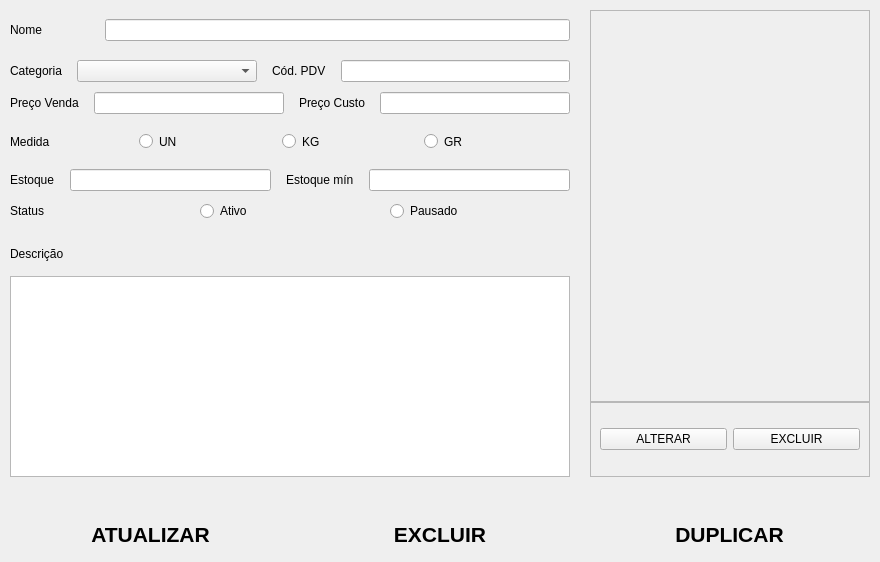
This is desktop/windows/form_products/data_produto.ui in hnmcano/unique as Qt 5 draws it before an edit. The edited form follows.
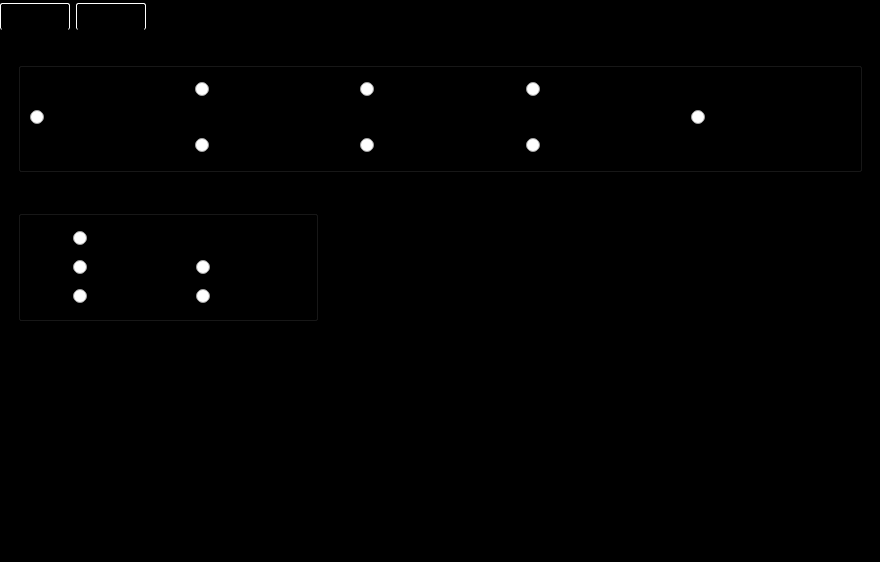
This is the edited form.

Patch:
```diff
--- a/desktop/windows/form_products/data_produto.ui
+++ b/desktop/windows/form_products/data_produto.ui
@@ -26,13 +26,27 @@
    <string>PRODUTOS</string>
   </property>
   <property name="styleSheet">
-   <string notr="true"/>
+   <string notr="true">#centralwidget{
+	background-color: black;
+}
+#dados{
+	background-color: black;
+}
+
+#dias_tamanhos{
+	
+	background-color: black;
+	
+}</string>
   </property>
   <widget class="QWidget" name="centralwidget">
    <property name="styleSheet">
     <string notr="true"/>
    </property>
-   <layout class="QGridLayout" name="gridLayout">
+   <layout class="QVBoxLayout" name="verticalLayout_2">
+    <property name="spacing">
+     <number>0</number>
+    </property>
     <property name="leftMargin">
      <number>0</number>
     </property>
@@ -45,139 +59,124 @@
     <property name="bottomMargin">
      <number>0</number>
     </property>
+    <item>
+     <widget class="QWidget" name="widget_3" native="true">
+      <property name="minimumSize">
+       <size>
+        <width>0</width>
+        <height>30</height>
+       </size>
+      </property>
+      <property name="maximumSize">
+       <size>
+        <width>16777215</width>
+        <height>25</height>
+       </size>
+      </property>
+      <property name="styleSheet">
+       <string notr="true">QPushButton{
+	background-color: black;
+	border-bottom: transparent;
+	border-left: 1px solid white;
+	border-right: 1px solid white;
+	border-top: 1px solid white;
+	padding: 5px;
+	border-radius: 2px;
+}
+
+QPushButton:hover{
+	border-left: 1px solid blue;
+	border-right: 1px solid blue;
+	border-top: 1px solid blue;
+}
+
+QPushButton:clicked{
+	border-left: 1px solid blue;
+	border-right: 1px solid blue;
+	border-top: 1px solid blue;
+}
+</string>
+      </property>
+      <layout class="QHBoxLayout" name="horizontalLayout_11">
     <property name="spacing">
+        <number>6</number>
+       </property>
+       <property name="leftMargin">
      <number>0</number>
     </property>
-    <item row="3" column="1">
-     <widget class="QWidget" name="widget_4" native="true">
+       <property name="topMargin">
+        <number>0</number>
+       </property>
+       <property name="rightMargin">
+        <number>0</number>
+       </property>
+       <property name="bottomMargin">
+        <number>0</number>
+       </property>
+       <item>
+        <widget class="QPushButton" name="btn_dados">
+         <property name="sizePolicy">
+          <sizepolicy hsizetype="Minimum" vsizetype="Expanding">
+           <horstretch>0</horstretch>
+           <verstretch>0</verstretch>
+          </sizepolicy>
+         </property>
       <property name="minimumSize">
        <size>
-        <width>300</width>
+           <width>70</width>
         <height>0</height>
        </size>
       </property>
-      <property name="styleSheet">
-       <string notr="true"/>
-      </property>
-      <layout class="QGridLayout" name="gridLayout_3">
-       <property name="leftMargin">
-        <number>10</number>
-       </property>
-       <property name="topMargin">
-        <number>10</number>
-       </property>
-       <property name="rightMargin">
-        <number>10</number>
-       </property>
-       <property name="bottomMargin">
-        <number>10</number>
-       </property>
-       <property name="horizontalSpacing">
-        <number>10</number>
-       </property>
-       <property name="verticalSpacing">
-        <number>0</number>
-       </property>
-       <item row="0" column="0" colspan="2">
-        <widget class="QFrame" name="frame_2">
+         <property name="maximumSize">
+          <size>
+           <width>70</width>
+           <height>27</height>
+          </size>
+         </property>
+         <property name="text">
+          <string>Dados</string>
+         </property>
+        </widget>
+       </item>
+       <item>
+        <widget class="QPushButton" name="btn_config">
          <property name="sizePolicy">
-          <sizepolicy hsizetype="Expanding" vsizetype="Preferred">
+          <sizepolicy hsizetype="Fixed" vsizetype="Expanding">
            <horstretch>0</horstretch>
            <verstretch>0</verstretch>
           </sizepolicy>
          </property>
-         <property name="styleSheet">
-          <string notr="true"/>
-         </property>
-         <property name="frameShape">
-          <enum>QFrame::Shape::StyledPanel</enum>
-         </property>
-         <property name="frameShadow">
-          <enum>QFrame::Shadow::Raised</enum>
-         </property>
-         <layout class="QHBoxLayout" name="horizontalLayout_2" stretch="0">
-          <property name="spacing">
-           <number>2</number>
-          </property>
-          <property name="leftMargin">
-           <number>2</number>
-          </property>
-          <property name="topMargin">
-           <number>2</number>
-          </property>
-          <property name="rightMargin">
-           <number>2</number>
-          </property>
-          <property name="bottomMargin">
-           <number>2</number>
-          </property>
-          <item>
-           <widget class="QLabel" name="image_label">
             <property name="minimumSize">
              <size>
-              <width>274</width>
-              <height>378</height>
-             </size>
-            </property>
-            <property name="maximumSize">
-             <size>
-              <width>310</width>
-              <height>378</height>
-             </size>
-            </property>
-            <property name="styleSheet">
-             <string notr="true"/>
-            </property>
-            <property name="text">
-             <string/>
-            </property>
-            <property name="alignment">
-             <set>Qt::AlignmentFlag::AlignCenter</set>
-            </property>
-           </widget>
-          </item>
-         </layout>
-        </widget>
-       </item>
-       <item row="1" column="0" colspan="2">
-        <widget class="QFrame" name="frame">
+           <width>70</width>
+           <height>25</height>
+          </size>
+         </property>
          <property name="maximumSize">
           <size>
            <width>16777215</width>
-           <height>75</height>
+           <height>27</height>
           </size>
          </property>
-         <property name="styleSheet">
-          <string notr="true"/>
-         </property>
-         <property name="frameShape">
-          <enum>QFrame::Shape::StyledPanel</enum>
-         </property>
-         <property name="frameShadow">
-          <enum>QFrame::Shadow::Raised</enum>
-         </property>
-         <layout class="QHBoxLayout" name="horizontalLayout">
-          <item>
-           <widget class="QPushButton" name="selecionar_imagem">
             <property name="text">
-             <string>ALTERAR</string>
+          <string>Config</string>
             </property>
            </widget>
           </item>
           <item>
-           <widget class="QPushButton" name="limp_img">
-            <property name="text">
-             <string>EXCLUIR</string>
-            </property>
-           </widget>
+        <widget class="QWidget" name="widget_5" native="true"/>
           </item>
          </layout>
         </widget>
        </item>
-      </layout>
-     </widget>
-    </item>
-    <item row="3" column="0">
+    <item>
+     <widget class="QStackedWidget" name="stackedWidget">
+      <property name="currentIndex">
+       <number>1</number>
+      </property>
+      <widget class="QWidget" name="dados">
+       <layout class="QHBoxLayout" name="horizontalLayout_12">
+        <item>
      <widget class="QWidget" name="widget_2" native="true">
       <property name="maximumSize">
        <size>
@@ -546,7 +545,301 @@
       </layout>
      </widget>
     </item>
-    <item row="4" column="0" colspan="2">
+        <item>
+         <widget class="QWidget" name="widget_4" native="true">
+          <property name="minimumSize">
+           <size>
+            <width>300</width>
+            <height>0</height>
+           </size>
+          </property>
+          <property name="styleSheet">
+           <string notr="true"/>
+          </property>
+          <layout class="QGridLayout" name="gridLayout_3">
+           <property name="leftMargin">
+            <number>10</number>
+           </property>
+           <property name="topMargin">
+            <number>10</number>
+           </property>
+           <property name="rightMargin">
+            <number>10</number>
+           </property>
+           <property name="bottomMargin">
+            <number>10</number>
+           </property>
+           <property name="horizontalSpacing">
+            <number>10</number>
+           </property>
+           <property name="verticalSpacing">
+            <number>0</number>
+           </property>
+           <item row="0" column="0" colspan="2">
+            <widget class="QFrame" name="frame_2">
+             <property name="sizePolicy">
+              <sizepolicy hsizetype="Expanding" vsizetype="Preferred">
+               <horstretch>0</horstretch>
+               <verstretch>0</verstretch>
+              </sizepolicy>
+             </property>
+             <property name="styleSheet">
+              <string notr="true"/>
+             </property>
+             <property name="frameShape">
+              <enum>QFrame::Shape::StyledPanel</enum>
+             </property>
+             <property name="frameShadow">
+              <enum>QFrame::Shadow::Raised</enum>
+             </property>
+             <layout class="QHBoxLayout" name="horizontalLayout_2" stretch="0">
+              <property name="spacing">
+               <number>2</number>
+              </property>
+              <property name="leftMargin">
+               <number>2</number>
+              </property>
+              <property name="topMargin">
+               <number>2</number>
+              </property>
+              <property name="rightMargin">
+               <number>2</number>
+              </property>
+              <property name="bottomMargin">
+               <number>2</number>
+              </property>
+              <item>
+               <widget class="QLabel" name="image_label">
+                <property name="minimumSize">
+                 <size>
+                  <width>274</width>
+                  <height>378</height>
+                 </size>
+                </property>
+                <property name="maximumSize">
+                 <size>
+                  <width>310</width>
+                  <height>378</height>
+                 </size>
+                </property>
+                <property name="styleSheet">
+                 <string notr="true"/>
+                </property>
+                <property name="text">
+                 <string/>
+                </property>
+                <property name="alignment">
+                 <set>Qt::AlignmentFlag::AlignCenter</set>
+                </property>
+               </widget>
+              </item>
+             </layout>
+            </widget>
+           </item>
+           <item row="1" column="0" colspan="2">
+            <widget class="QFrame" name="frame">
+             <property name="maximumSize">
+              <size>
+               <width>16777215</width>
+               <height>75</height>
+              </size>
+             </property>
+             <property name="styleSheet">
+              <string notr="true"/>
+             </property>
+             <property name="frameShape">
+              <enum>QFrame::Shape::StyledPanel</enum>
+             </property>
+             <property name="frameShadow">
+              <enum>QFrame::Shadow::Raised</enum>
+             </property>
+             <layout class="QHBoxLayout" name="horizontalLayout">
+              <item>
+               <widget class="QPushButton" name="selecionar_imagem">
+                <property name="text">
+                 <string>ALTERAR</string>
+                </property>
+               </widget>
+              </item>
+              <item>
+               <widget class="QPushButton" name="limp_img">
+                <property name="text">
+                 <string>EXCLUIR</string>
+                </property>
+               </widget>
+              </item>
+             </layout>
+            </widget>
+           </item>
+          </layout>
+         </widget>
+        </item>
+       </layout>
+      </widget>
+      <widget class="QWidget" name="configuracoes">
+       <layout class="QVBoxLayout" name="verticalLayout_3">
+        <item>
+         <widget class="QWidget" name="widget_6" native="true">
+          <layout class="QVBoxLayout" name="verticalLayout_4">
+           <item>
+            <widget class="QGroupBox" name="groupBox">
+             <property name="title">
+              <string>Dias de venda</string>
+             </property>
+             <layout class="QGridLayout" name="gridLayout">
+              <item row="0" column="0" rowspan="3">
+               <widget class="QRadioButton" name="radio_todos_dias">
+                <property name="text">
+                 <string>Todos os dias</string>
+                </property>
+               </widget>
+              </item>
+              <item row="0" column="2">
+               <widget class="QRadioButton" name="radio_quarta">
+                <property name="text">
+                 <string>Quarta-feira</string>
+                </property>
+               </widget>
+              </item>
+              <item row="0" column="1">
+               <widget class="QRadioButton" name="radio_segunda">
+                <property name="text">
+                 <string>Segunda-feira</string>
+                </property>
+               </widget>
+              </item>
+              <item row="0" column="5" colspan="2">
+               <widget class="QRadioButton" name="radio_sexta">
+                <property name="text">
+                 <string>Sexta-feira</string>
+                </property>
+               </widget>
+              </item>
+              <item row="2" column="5">
+               <widget class="QRadioButton" name="radio_sabado">
+                <property name="text">
+                 <string>Sabado</string>
+                </property>
+               </widget>
+              </item>
+              <item row="2" column="2">
+               <widget class="QRadioButton" name="radio_quinta">
+                <property name="text">
+                 <string>Quinta-feira</string>
+                </property>
+               </widget>
+              </item>
+              <item row="2" column="1">
+               <widget class="QRadioButton" name="radio_terca">
+                <property name="text">
+                 <string>Terca-feira</string>
+                </property>
+               </widget>
+              </item>
+              <item row="1" column="6">
+               <widget class="QRadioButton" name="radio_domingo">
+                <property name="text">
+                 <string>Domingo</string>
+                </property>
+               </widget>
+              </item>
+             </layout>
+            </widget>
+           </item>
+          </layout>
+         </widget>
+        </item>
+        <item>
+         <widget class="QWidget" name="widget_7" native="true">
+          <layout class="QHBoxLayout" name="horizontalLayout_13">
+           <item>
+            <widget class="QGroupBox" name="groupBox_2">
+             <property name="minimumSize">
+              <size>
+               <width>300</width>
+               <height>0</height>
+              </size>
+             </property>
+             <property name="maximumSize">
+              <size>
+               <width>300</width>
+               <height>16777215</height>
+              </size>
+             </property>
+             <property name="title">
+              <string>Tamanhos padrões</string>
+             </property>
+             <layout class="QGridLayout" name="gridLayout_4">
+              <item row="1" column="0">
+               <widget class="QRadioButton" name="radio_todos">
+                <property name="text">
+                 <string>Todos</string>
+                </property>
+               </widget>
+              </item>
+              <item row="3" column="2">
+               <widget class="QRadioButton" name="radios_grande">
+                <property name="sizePolicy">
+                 <sizepolicy hsizetype="Fixed" vsizetype="Fixed">
+                  <horstretch>0</horstretch>
+                  <verstretch>0</verstretch>
+                 </sizepolicy>
+                </property>
+                <property name="text">
+                 <string>Grande</string>
+                </property>
+               </widget>
+              </item>
+              <item row="1" column="2">
+               <widget class="QRadioButton" name="radio_media">
+                <property name="sizePolicy">
+                 <sizepolicy hsizetype="Fixed" vsizetype="Fixed">
+                  <horstretch>0</horstretch>
+                  <verstretch>0</verstretch>
+                 </sizepolicy>
+                </property>
+                <property name="text">
+                 <string>Media</string>
+                </property>
+               </widget>
+              </item>
+              <item row="3" column="0">
+               <widget class="QRadioButton" name="radio_pequena">
+                <property name="sizePolicy">
+                 <sizepolicy hsizetype="Fixed" vsizetype="Fixed">
+                  <horstretch>0</horstretch>
+                  <verstretch>0</verstretch>
+                 </sizepolicy>
+                </property>
+                <property name="text">
+                 <string>Pequena</string>
+                </property>
+               </widget>
+              </item>
+              <item row="0" column="0">
+               <widget class="QRadioButton" name="radio_nenhum">
+                <property name="text">
+                 <string>Nenhum</string>
+                </property>
+               </widget>
+              </item>
+             </layout>
+            </widget>
+           </item>
+           <item>
+            <widget class="QWidget" name="widget_9" native="true"/>
+           </item>
+          </layout>
+         </widget>
+        </item>
+        <item>
+         <widget class="QWidget" name="widget_8" native="true"/>
+        </item>
+       </layout>
+      </widget>
+     </widget>
+    </item>
+    <item>
      <widget class="QWidget" name="widget" native="true">
       <property name="minimumSize">
        <size>
```
Left out of the diff: 2 changed lines with no effect on the pictures. Lines whose indentation alone changed are shown as unchanged.
